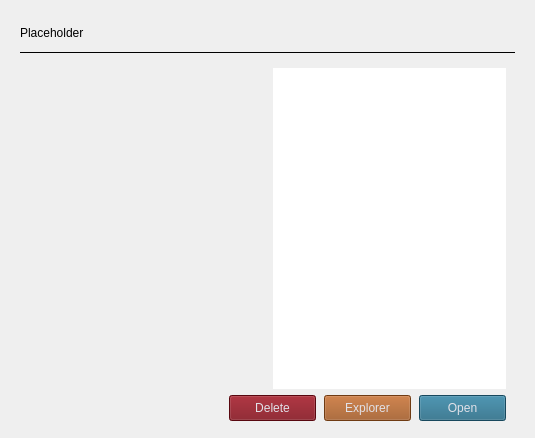
Old version of the form src/ui/components/forms/details_form.ui in the repository rithikN/pipeline_app.
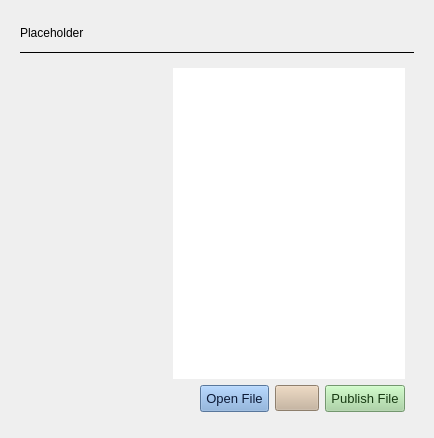
New version of the form.

```diff
--- a/src/ui/components/forms/details_form.ui
+++ b/src/ui/components/forms/details_form.ui
@@ -6,7 +6,7 @@
    <rect>
     <x>0</x>
     <y>0</y>
-    <width>535</width>
+    <width>434</width>
     <height>438</height>
    </rect>
   </property>
@@ -18,7 +18,7 @@
   </property>
   <property name="minimumSize">
    <size>
-    <width>510</width>
+    <width>410</width>
     <height>225</height>
    </size>
   </property>
@@ -100,12 +100,6 @@
          <enum>QFrame::Plain</enum>
         </property>
         <layout class="QVBoxLayout" name="main_horizontalLayout">
-         <property name="spacing">
-          <number>6</number>
-         </property>
-         <property name="bottomMargin">
-          <number>0</number>
-         </property>
          <item>
           <layout class="QHBoxLayout" name="horizontalLayout">
            <item>
@@ -118,7 +112,7 @@
              </property>
              <property name="minimumSize">
               <size>
-               <width>238</width>
+               <width>138</width>
                <height>0</height>
               </size>
              </property>
@@ -184,10 +178,7 @@
           </layout>
          </item>
          <item>
-          <layout class="QHBoxLayout" name="button_horizontalLayout">
-           <property name="spacing">
-            <number>8</number>
-           </property>
+          <layout class="QHBoxLayout" name="horizontalLayout_2">
            <item>
             <spacer name="horizontalSpacer">
              <property name="orientation">
@@ -198,48 +189,12 @@
              </property>
              <property name="sizeHint" stdset="0">
               <size>
-               <width>200</width>
+               <width>258</width>
                <height>20</height>
               </size>
              </property>
             </spacer>
            </item>
-           <item>
-            <widget class="QPushButton" name="delete_button">
-             <property name="sizePolicy">
-              <sizepolicy hsizetype="MinimumExpanding" vsizetype="Fixed">
-               <horstretch>0</horstretch>
-               <verstretch>0</verstretch>
-              </sizepolicy>
-             </property>
-             <property name="styleSheet">
-              <string notr="true">background-color: #7B0A15; color: #E1E1E8;
-                                                            padding: 5px;
-                                                        </string>
-             </property>
-             <property name="text">
-              <string>Delete</string>
-             </property>
-            </widget>
-           </item>
-           <item>
-            <widget class="QPushButton" name="explorer_button">
-             <property name="sizePolicy">
-              <sizepolicy hsizetype="MinimumExpanding" vsizetype="Fixed">
-               <horstretch>0</horstretch>
-               <verstretch>0</verstretch>
-              </sizepolicy>
-             </property>
-             <property name="styleSheet">
-              <string notr="true">background-color: #9C521B; color: #E1E1E8;
-                                                            padding: 5px;
-                                                        </string>
-             </property>
-             <property name="text">
-              <string>Explorer</string>
-             </property>
-            </widget>
-           </item>
            <item>
             <widget class="QPushButton" name="open_button">
              <property name="sizePolicy">
@@ -248,13 +203,72 @@
                <verstretch>0</verstretch>
               </sizepolicy>
              </property>
+             <property name="font">
+              <font>
+               <pointsize>10</pointsize>
+               <bold>false</bold>
+              </font>
+             </property>
+             <property name="cursor">
+              <cursorShape>PointingHandCursor</cursorShape>
+             </property>
              <property name="styleSheet">
-              <string notr="true">background-color: #216582; color: #E1E1E8;
+              <string notr="true">background-color: #7da7d9; color: #0b1936;
                                                             padding: 5px;
                                                         </string>
              </property>
              <property name="text">
-              <string>Open</string>
+              <string>Open File</string>
+             </property>
+            </widget>
+           </item>
+           <item>
+            <widget class="QPushButton" name="explorer_button">
+             <property name="sizePolicy">
+              <sizepolicy hsizetype="Fixed" vsizetype="Fixed">
+               <horstretch>0</horstretch>
+               <verstretch>0</verstretch>
+              </sizepolicy>
+             </property>
+             <property name="cursor">
+              <cursorShape>PointingHandCursor</cursorShape>
+             </property>
+             <property name="styleSheet">
+              <string notr="true">background-color: #c7b299; color: #503514;
+                                                            padding: 5px;
+                                                        </string>
+             </property>
+             <property name="text">
+              <string/>
+             </property>
+            </widget>
+           </item>
+           <item>
+            <widget class="QPushButton" name="publish_file_button">
+             <property name="enabled">
+              <bool>true</bool>
+             </property>
+             <property name="sizePolicy">
+              <sizepolicy hsizetype="MinimumExpanding" vsizetype="Preferred">
+               <horstretch>0</horstretch>
+               <verstretch>0</verstretch>
+              </sizepolicy>
+             </property>
+             <property name="font">
+              <font>
+               <pointsize>10</pointsize>
+               <bold>false</bold>
+              </font>
+             </property>
+             <property name="cursor">
+              <cursorShape>PointingHandCursor</cursorShape>
+             </property>
+             <property name="styleSheet">
+              <string notr="true">background-color: #a3d39c; color: #173a12;
+                                                            padding: 5px;</string>
+             </property>
+             <property name="text">
+              <string>Publish File</string>
              </property>
             </widget>
            </item>
```
Left out of the diff: 32 changed lines with no effect on the pictures.
